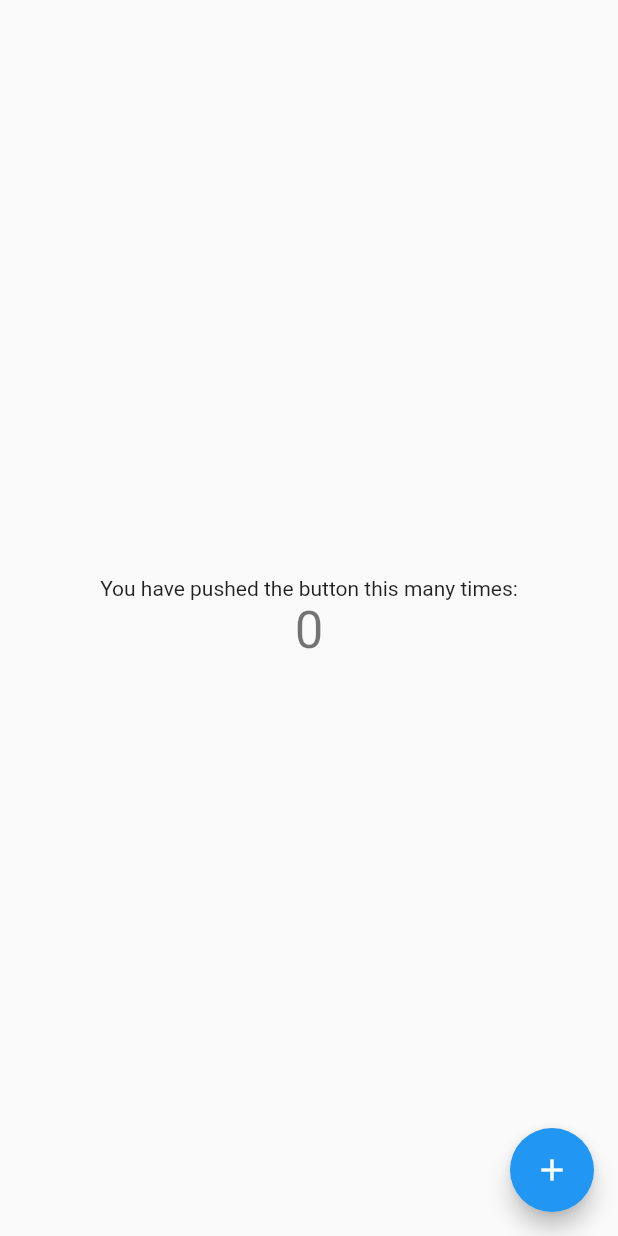
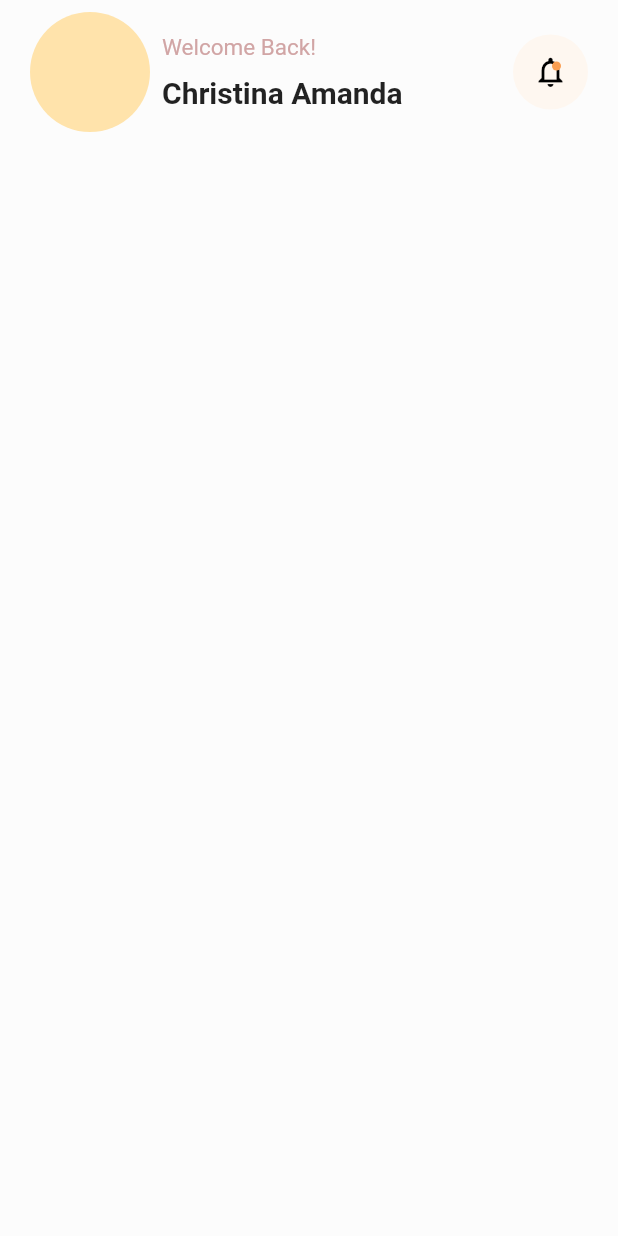
Before and after one commit to kpldvnpne/travel-app-implementation, a Flutter app: the screen it shows after launch, on a phone screen of 412 x 824 dp. Run offline on Flutter 3.47's test engine with Material 2 defaults, Android fonts, the phone set to English and light mode, and no system bars.

Commit message:
Add heading

```diff
--- a/lib/main.dart
+++ b/lib/main.dart
@@ -1,4 +1,11 @@
+import 'package:flutter/cupertino.dart';
 import 'package:flutter/material.dart';
+
+const themeColor = Color(0xFFFA9E52);
+const themeColor2 = Color(0xFFFFE3AB);
+const themeColor3 = Color(0xFFFEF7F0);
+const backGroundColor = Color(0xFFFCFCFC);
+const greyColor = Color(0xFFD1A5A5);
 
 void main() {
   runApp(const App());
@@ -14,6 +21,7 @@ class App extends StatelessWidget {
       theme: ThemeData(
         primarySwatch: Colors.blue,
       ),
+      debugShowCheckedModeBanner: false,
       home: const HomePage(title: 'Flutter Demo Home Page'),
     );
   }
@@ -29,36 +37,90 @@ class HomePage extends StatefulWidget {
 }
 
 class _HomePageState extends State<HomePage> {
-  int _counter = 0;
-
-  void _incrementCounter() {
-    setState(() {
-      _counter++;
-    });
+  @override
+  void initState() {
+    super.initState();
   }
 
   @override
   Widget build(BuildContext context) {
     return Scaffold(
-      body: Center(
+      backgroundColor: backGroundColor,
+      body: SafeArea(
+        child: Padding(
+          padding: const EdgeInsets.symmetric(vertical: 8.0, horizontal: 20),
           child: Column(
-          mainAxisAlignment: MainAxisAlignment.center,
-          children: <Widget>[
-            const Text(
-              'You have pushed the button this many times:',
+            mainAxisAlignment: MainAxisAlignment.start,
+            children: const <Widget>[
+              Header(),
+            ],
           ),
+        ),
+      ),
+    );
+  }
+}
+
+class Header extends StatelessWidget {
+  const Header({Key? key}) : super(key: key);
+
+  @override
+  Widget build(BuildContext context) {
+    return Row(
+      crossAxisAlignment: CrossAxisAlignment.center,
+      children: [
+        const CircleAvatar(
+          backgroundColor: themeColor2,
+          radius: 40,
+          child: null,
+        ),
+        Expanded(
+          child: Padding(
+            padding: const EdgeInsets.all(8.0),
+            child: Column(
+              crossAxisAlignment: CrossAxisAlignment.start,
+              children: const [
                 Text(
-              '$_counter',
-              style: Theme.of(context).textTheme.headline4,
+                  'Welcome Back!',
+                  style: TextStyle(
+                      fontSize: 15,
+                      fontWeight: FontWeight.normal,
+                      color: greyColor),
+                ),
+                SizedBox(height: 10),
+                Text(
+                  'Christina Amanda',
+                  style: TextStyle(
+                    fontSize: 20,
+                    fontWeight: FontWeight.bold,
+                  ),
                 ),
               ],
             ),
           ),
-      floatingActionButton: FloatingActionButton(
-        onPressed: _incrementCounter,
-        tooltip: 'Increment',
-        child: const Icon(Icons.add),
         ),
+        CircleAvatar(
+          backgroundColor: themeColor3,
+          radius: 25,
+          child: Stack(
+            children: const [
+              Icon(
+                Icons.notifications_outlined,
+                color: Colors.black,
+              ),
+              Positioned(
+                right: 5,
+                top: 5,
+                child: CircleAvatar(
+                  backgroundColor: themeColor,
+                  child: null,
+                  radius: 3,
+                ),
+              )
+            ],
+          ),
+        )
+      ],
     );
   }
 }
```
Lines whose indentation alone changed are shown as unchanged.
